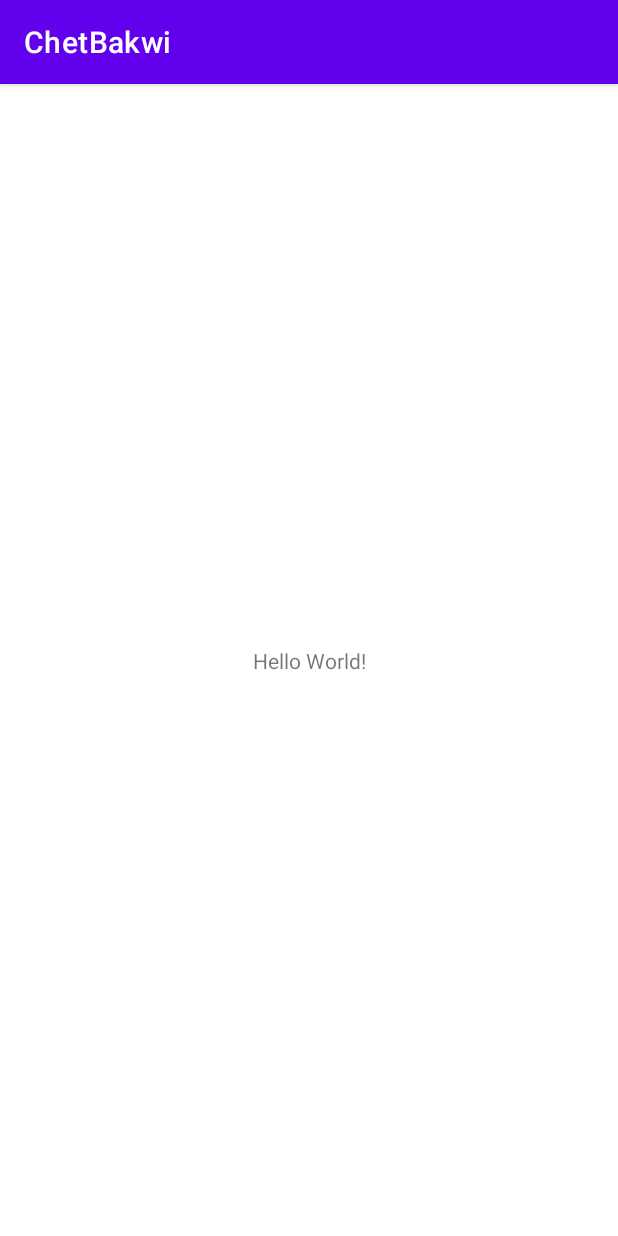
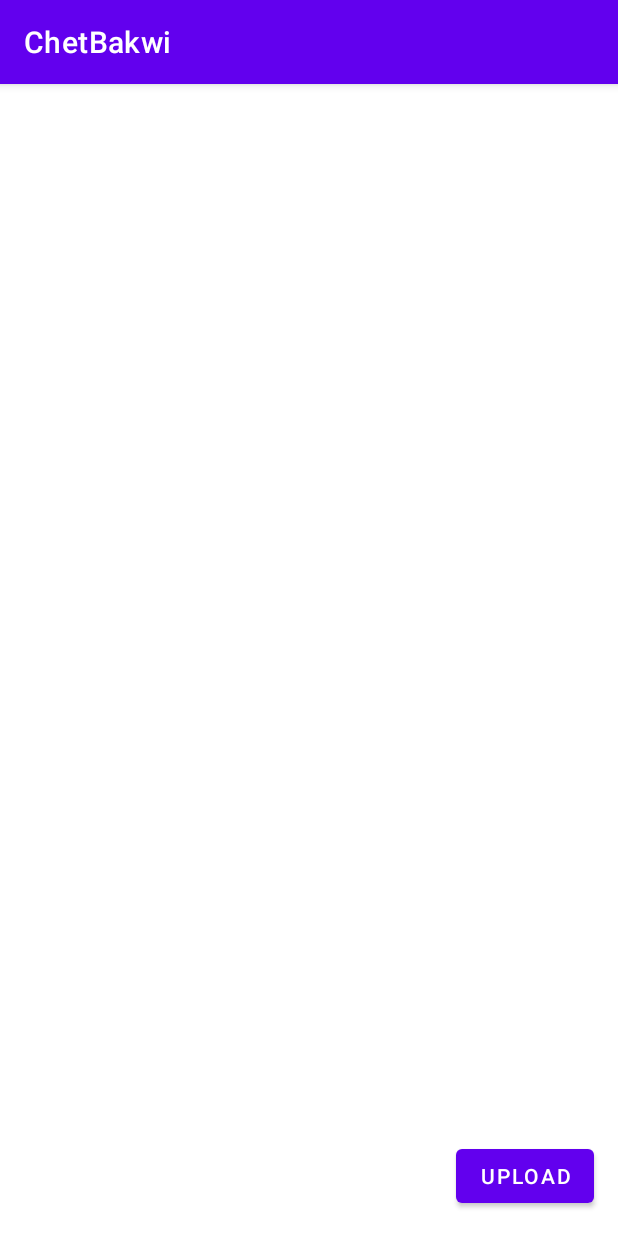
Before and after one commit to GURU2-ChetBakwi/team2, an Android app: the screen it shows after launch (MainActivity), on a phone screen of 412 x 824 dp. Run offline under Robolectric (Android 15) with nearby library versions, the phone set to English and light mode, and no system bars.

Commit message:
create upload button

```diff
--- a/ChetBakwi/app/src/main/java/com/example/chetbakwi/MainActivity.kt
+++ b/ChetBakwi/app/src/main/java/com/example/chetbakwi/MainActivity.kt
@@ -2,10 +2,23 @@ package com.example.chetbakwi
 
 import androidx.appcompat.app.AppCompatActivity
 import android.os.Bundle
+import android.widget.Button
 
 class MainActivity : AppCompatActivity() {
+
+    // pdf 파일 로컬에서 찾아오는 버튼
+    lateinit var btnUpload: Button
+
     override fun onCreate(savedInstanceState: Bundle?) {
         super.onCreate(savedInstanceState)
         setContentView(R.layout.activity_main)
+
+        // pdf 파일 로컬에서 찾아오는 버튼
+        btnUpload = findViewById<Button>(R.id.btnUpload)
+
+        // pdf 파일 찾아오는 버튼 클릭 시
+        btnUpload.setOnClickListener {
+            // 로컬 파일 내에서 원하는 pdf 파일 선택하면 파일의 경로 반환
+        }
     }
 }
--- a/ChetBakwi/app/src/main/res/layout/activity_main.xml
+++ b/ChetBakwi/app/src/main/res/layout/activity_main.xml
@@ -6,13 +6,13 @@
     android:layout_height="match_parent"
     tools:context=".MainActivity">
 
-    <TextView
+    <Button
+        android:id="@+id/btnUpload"
         android:layout_width="wrap_content"
         android:layout_height="wrap_content"
-        android:text="Hello World!"
+        android:layout_marginEnd="16dp"
+        android:layout_marginBottom="16dp"
+        android:text="upload"
         app:layout_constraintBottom_toBottomOf="parent"
-        app:layout_constraintEnd_toEndOf="parent"
-        app:layout_constraintStart_toStartOf="parent"
-        app:layout_constraintTop_toTopOf="parent" />
-
+        app:layout_constraintEnd_toEndOf="parent" />
 </androidx.constraintlayout.widget.ConstraintLayout>
```
